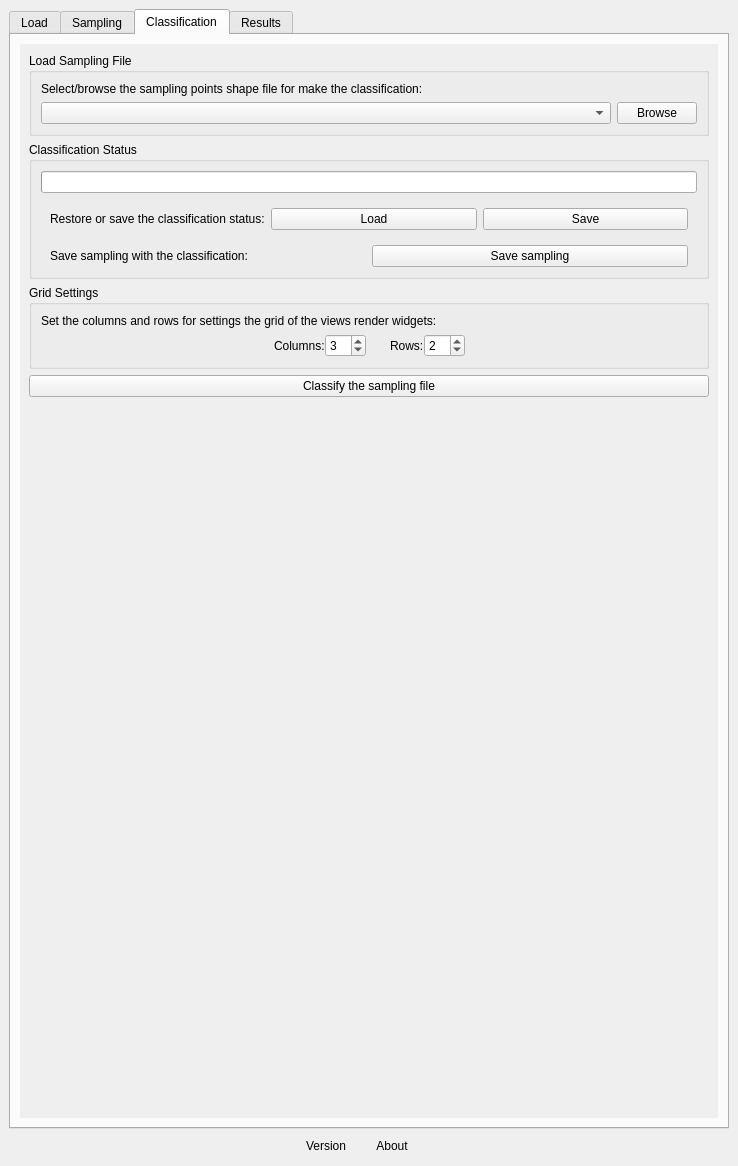
Before: the Qt Designer form ui/acatama_dockwidget.ui in SMByC/AcATaMa, drawn with Qt 5.
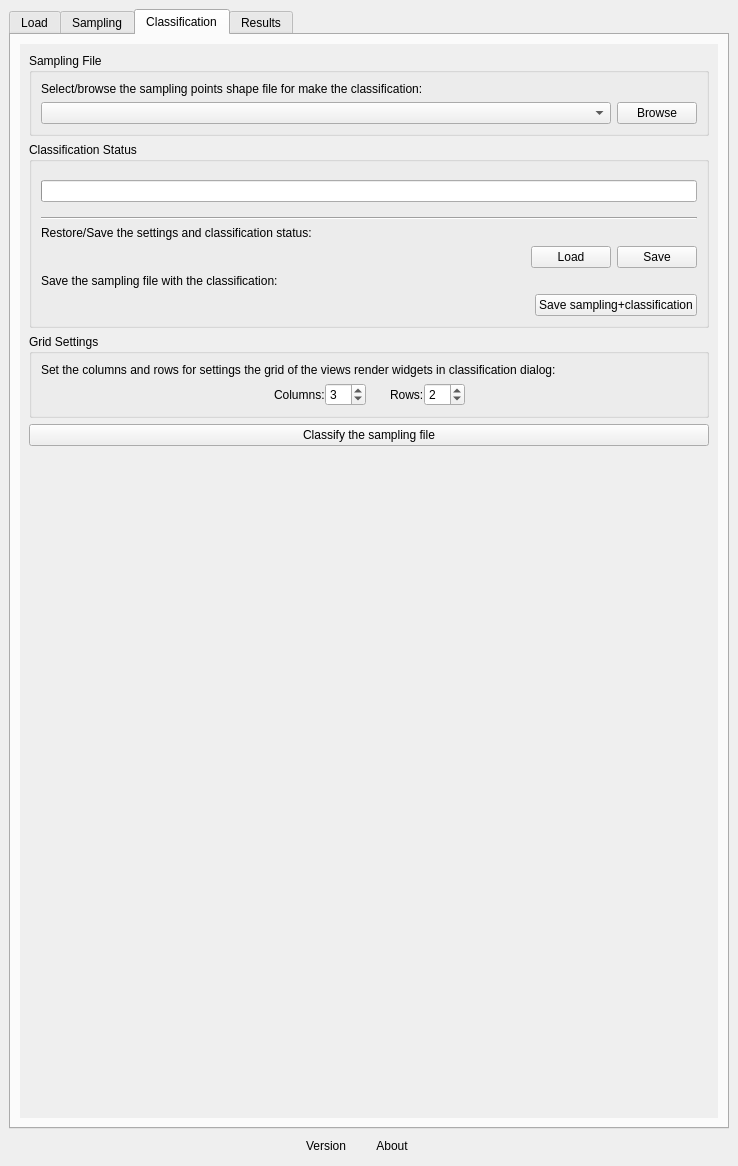
After: the same form once the commit is applied. Custom widgets are drawn as their Qt base class.

Commit message: UI adjustments in classification status, buttons and labels

Patch:
```diff
--- a/ui/acatama_dockwidget.ui
+++ b/ui/acatama_dockwidget.ui
@@ -855,15 +855,15 @@
             <rect>
              <x>0</x>
              <y>0</y>
-             <width>709</width>
-             <height>971</height>
+             <width>702</width>
+             <height>991</height>
             </rect>
            </property>
            <layout class="QVBoxLayout" name="verticalLayout_24">
             <item>
              <widget class="QGroupBox" name="groupBox_SamplingFile">
               <property name="title">
-               <string>Load Sampling File</string>
+               <string>Sampling File</string>
               </property>
               <layout class="QVBoxLayout" name="verticalLayout_23">
                <item>
@@ -918,6 +918,15 @@
               </property>
               <layout class="QVBoxLayout" name="verticalLayout_27">
                <item>
+                <widget class="QWidget" name="widget_4" native="true">
+                 <layout class="QHBoxLayout" name="horizontalLayout_5">
+                  <property name="leftMargin">
+                   <number>0</number>
+                  </property>
+                  <property name="rightMargin">
+                   <number>0</number>
+                  </property>
+                  <item>
                 <widget class="QProgressBar" name="ClassificationStatusPB">
                  <property name="enabled">
                   <bool>true</bool>
@@ -942,18 +951,53 @@
                  </property>
                 </widget>
                </item>
+                 </layout>
+                </widget>
+               </item>
+               <item>
+                <widget class="Line" name="line">
+                 <property name="orientation">
+                  <enum>Qt::Horizontal</enum>
+                 </property>
+                </widget>
+               </item>
+               <item>
+                <widget class="QLabel" name="label_3">
+                 <property name="sizePolicy">
+                  <sizepolicy hsizetype="Expanding" vsizetype="Preferred">
+                   <horstretch>0</horstretch>
+                   <verstretch>0</verstretch>
+                  </sizepolicy>
+                 </property>
+                 <property name="text">
+                  <string>Restore/Save the settings and classification status:</string>
+                 </property>
+                 <property name="alignment">
+                  <set>Qt::AlignJustify|Qt::AlignVCenter</set>
+                 </property>
+                 <property name="wordWrap">
+                  <bool>true</bool>
+                 </property>
+                </widget>
+               </item>
                <item>
                 <widget class="QWidget" name="widget_9" native="true">
                  <layout class="QHBoxLayout" name="horizontalLayout_9">
-                  <property name="bottomMargin">
+                  <property name="margin">
                    <number>0</number>
                   </property>
                   <item>
-                   <widget class="QLabel" name="label_3">
-                    <property name="text">
-                     <string>Restore or save the classification status:</string>
+                   <spacer name="horizontalSpacer_6">
+                    <property name="orientation">
+                     <enum>Qt::Horizontal</enum>
                     </property>
-                   </widget>
+                    <property name="sizeHint" stdset="0">
+                     <size>
+                      <width>40</width>
+                      <height>20</height>
+                     </size>
+                    </property>
+                   </spacer>
                   </item>
                   <item>
                    <widget class="QPushButton" name="loadClassificationConfig">
@@ -972,23 +1016,48 @@
                  </layout>
                 </widget>
                </item>
+               <item>
+                <widget class="QLabel" name="label_4">
+                 <property name="sizePolicy">
+                  <sizepolicy hsizetype="Expanding" vsizetype="Preferred">
+                   <horstretch>0</horstretch>
+                   <verstretch>0</verstretch>
+                  </sizepolicy>
+                 </property>
+                 <property name="text">
+                  <string>Save the sampling file with the classification:</string>
+                 </property>
+                 <property name="alignment">
+                  <set>Qt::AlignJustify|Qt::AlignVCenter</set>
+                 </property>
+                 <property name="wordWrap">
+                  <bool>true</bool>
+                 </property>
+                </widget>
+               </item>
                <item>
                 <widget class="QWidget" name="widget_2" native="true">
                  <layout class="QHBoxLayout" name="horizontalLayout_2">
-                  <property name="bottomMargin">
+                  <property name="margin">
                    <number>0</number>
                   </property>
                   <item>
-                   <widget class="QLabel" name="label_4">
-                    <property name="text">
-                     <string>Save sampling with the classification:</string>
+                   <spacer name="horizontalSpacer_7">
+                    <property name="orientation">
+                     <enum>Qt::Horizontal</enum>
                     </property>
-                   </widget>
+                    <property name="sizeHint" stdset="0">
+                     <size>
+                      <width>40</width>
+                      <height>20</height>
+                     </size>
+                    </property>
+                   </spacer>
                   </item>
                   <item>
                    <widget class="QPushButton" name="pushButton_3">
                     <property name="text">
-                     <string>Save sampling</string>
+                     <string>Save sampling+classification</string>
                     </property>
                    </widget>
                   </item>
@@ -1007,7 +1076,7 @@
                <item>
                 <widget class="QLabel" name="label_30">
                  <property name="text">
-                  <string>Set the columns and rows for settings the grid of the views render widgets:</string>
+                  <string>Set the columns and rows for settings the grid of the views render widgets in classification dialog:</string>
                  </property>
                  <property name="alignment">
                   <set>Qt::AlignJustify|Qt::AlignVCenter</set>
```
Lines whose indentation alone changed are shown as unchanged.
